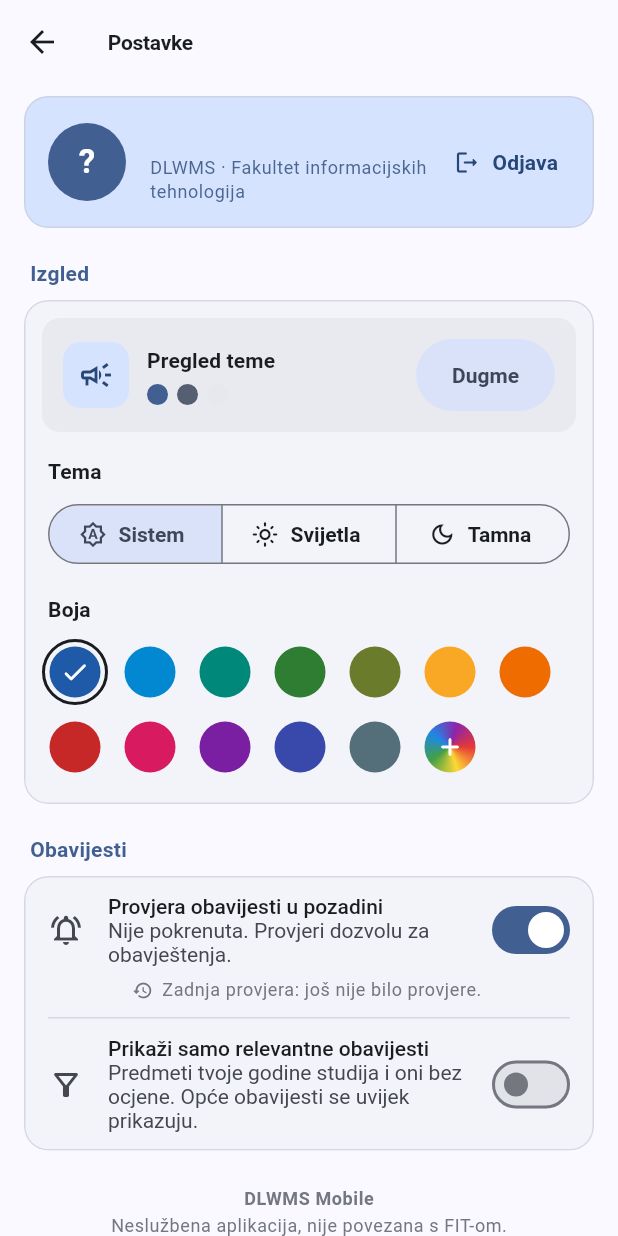
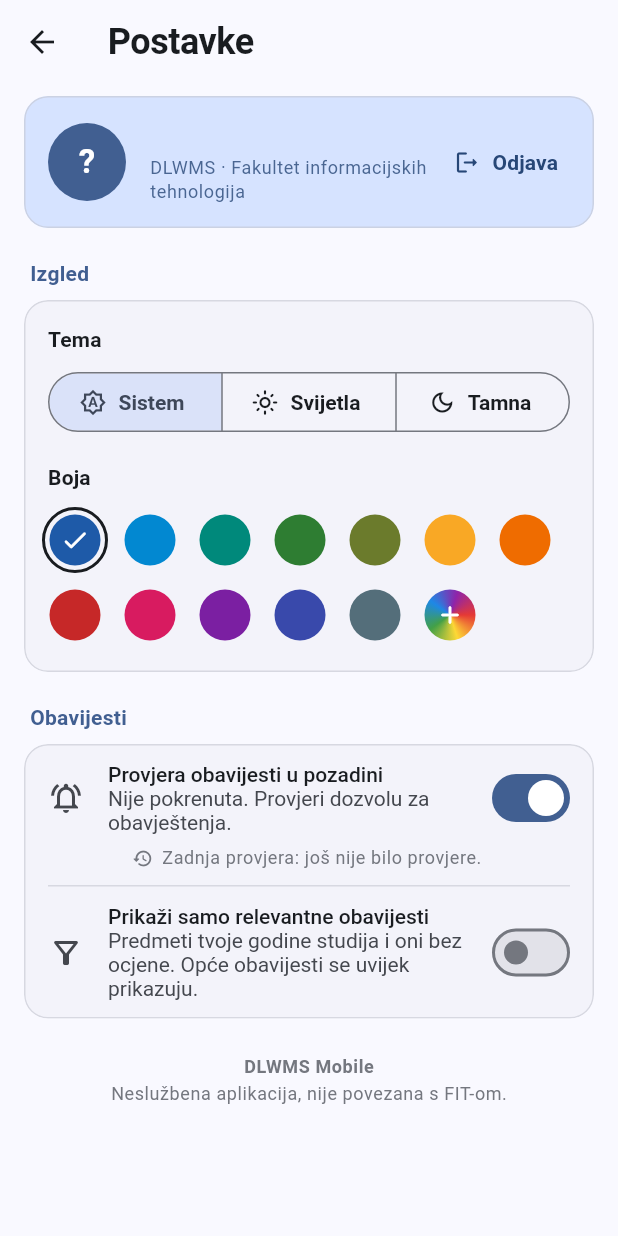
Before and after one commit to voloder/dlwms-mobile, a Flutter app: the SettingsPage screen opened by its route, on a phone screen of 412 x 824 dp. Run offline on Flutter 3.47's test engine with Material 3 defaults, Android fonts, the phone set to English and light mode, and no system bars; drawn by our look-alikes of dynamic_color; our stand-ins replace flutter_local_notifications, go_router, open_filex, shared_preferences; missing offline and left inert: flutter_foreground_task; accounts and stored records are empty.

Commit message:
Settings: drop the theme preview card, match title size
Co-Authored-By: Claude Opus 5.5 <noreply@anthropic.com>
Claude-Session: https://claude.ai/code/session_01KUvcFJA4GL764Xf6CcFYKc

```diff
--- a/lib/ui/pages/settings_page.dart
+++ b/lib/ui/pages/settings_page.dart
@@ -15,7 +15,10 @@ class SettingsPage extends StatelessWidget {
   @override
   Widget build(BuildContext context) {
     return Scaffold(
-      appBar: AppBar(title: const Text('Postavke')),
+      appBar: AppBar(
+        title: Text('Postavke',
+            style: Theme.of(context).textTheme.headlineSmall),
+      ),
       body: ListView(
         padding: const EdgeInsets.only(bottom: 32),
         children: const [
@@ -149,7 +152,6 @@ class _AppearanceCard extends StatelessWidget {
 
     return _Group(
       children: [
-        const _ThemePreview(),
         Padding(
           padding: const EdgeInsets.fromLTRB(16, 16, 16, 8),
           child: Text('Tema', style: text.titleSmall),
@@ -222,63 +224,6 @@ class _AppearanceCard extends StatelessWidget {
         ),
         const SizedBox(height: 16),
       ],
-    );
-  }
-}
-
-/// Miniature of the app in the current colours.
-class _ThemePreview extends StatelessWidget {
-  const _ThemePreview();
-
-  @override
-  Widget build(BuildContext context) {
-    final scheme = Theme.of(context).colorScheme;
-    final text = Theme.of(context).textTheme;
-
-    Widget dot(Color color) => Container(
-          width: 14,
-          height: 14,
-          margin: const EdgeInsets.only(right: 6),
-          decoration: BoxDecoration(color: color, shape: BoxShape.circle),
-        );
-
-    return Container(
-      margin: const EdgeInsets.fromLTRB(12, 12, 12, 0),
-      padding: const EdgeInsets.all(14),
-      decoration: BoxDecoration(
-        color: scheme.surfaceContainerHighest.withValues(alpha: 0.6),
-        borderRadius: BorderRadius.circular(AppRadius.medium - 4),
-      ),
-      child: Row(
-        children: [
-          Container(
-            width: 44,
-            height: 44,
-            decoration: BoxDecoration(
-              color: scheme.primaryContainer,
-              borderRadius: BorderRadius.circular(AppRadius.small + 2),
-            ),
-            child: Icon(Icons.campaign_outlined,
-                color: scheme.onPrimaryContainer),
-          ),
-          const SizedBox(width: 12),
-          Expanded(
-            child: Column(
-              crossAxisAlignment: CrossAxisAlignment.start,
-              children: [
-                Text('Pregled teme', style: text.titleSmall),
-                const SizedBox(height: 6),
-                Row(children: [
-                  dot(scheme.primary),
-                  dot(scheme.secondary),
-                  dot(scheme.surfaceContainerHigh),
-                ]),
-              ],
-            ),
-          ),
-          FilledButton.tonal(onPressed: () {}, child: const Text('Dugme')),
-        ],
-      ),
     );
   }
 }
```
